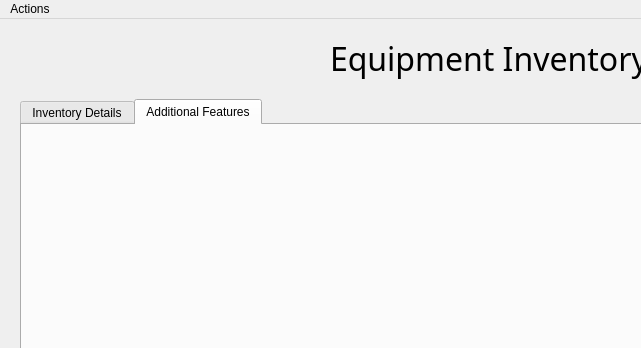
Qt form Code/inventory.ui (EranYonai/Auto-Baseline) before a commit; both pictures show x 0 to 641 and y 0 to 348 of the 1042 by 1041 pixel window.
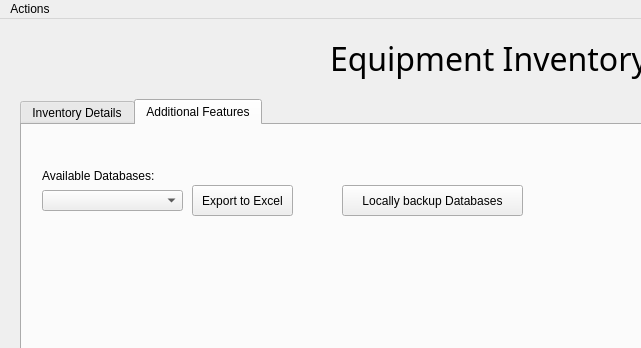
The same form after that commit. The open tabs and pages were chosen to show the change.

Commit message:
Added new additional keys to the second tab
- Added "Export to Excel" with a dropbox to choose db from.
- Added "Locally backup databases"
---Non functional yet---

Diff of the .ui file:
```diff
--- a/Code/inventory.ui
+++ b/Code/inventory.ui
@@ -5058,6 +5058,55 @@
      <attribute name="title">
       <string>Additional Features</string>
      </attribute>
+     <widget class="QPushButton" name="excel_export">
+      <property name="geometry">
+       <rect>
+        <x>170</x>
+        <y>60</y>
+        <width>101</width>
+        <height>31</height>
+       </rect>
+      </property>
+      <property name="text">
+       <string>Export to Excel</string>
+      </property>
+     </widget>
+     <widget class="QPushButton" name="local_backup">
+      <property name="geometry">
+       <rect>
+        <x>320</x>
+        <y>60</y>
+        <width>181</width>
+        <height>31</height>
+       </rect>
+      </property>
+      <property name="text">
+       <string>Locally backup Databases</string>
+      </property>
+     </widget>
+     <widget class="QComboBox" name="comboBox">
+      <property name="geometry">
+       <rect>
+        <x>20</x>
+        <y>65</y>
+        <width>141</width>
+        <height>21</height>
+       </rect>
+      </property>
+     </widget>
+     <widget class="QLabel" name="label">
+      <property name="geometry">
+       <rect>
+        <x>20</x>
+        <y>35</y>
+        <width>131</width>
+        <height>31</height>
+       </rect>
+      </property>
+      <property name="text">
+       <string>Available Databases:</string>
+      </property>
+     </widget>
     </widget>
    </widget>
   </widget>
```
